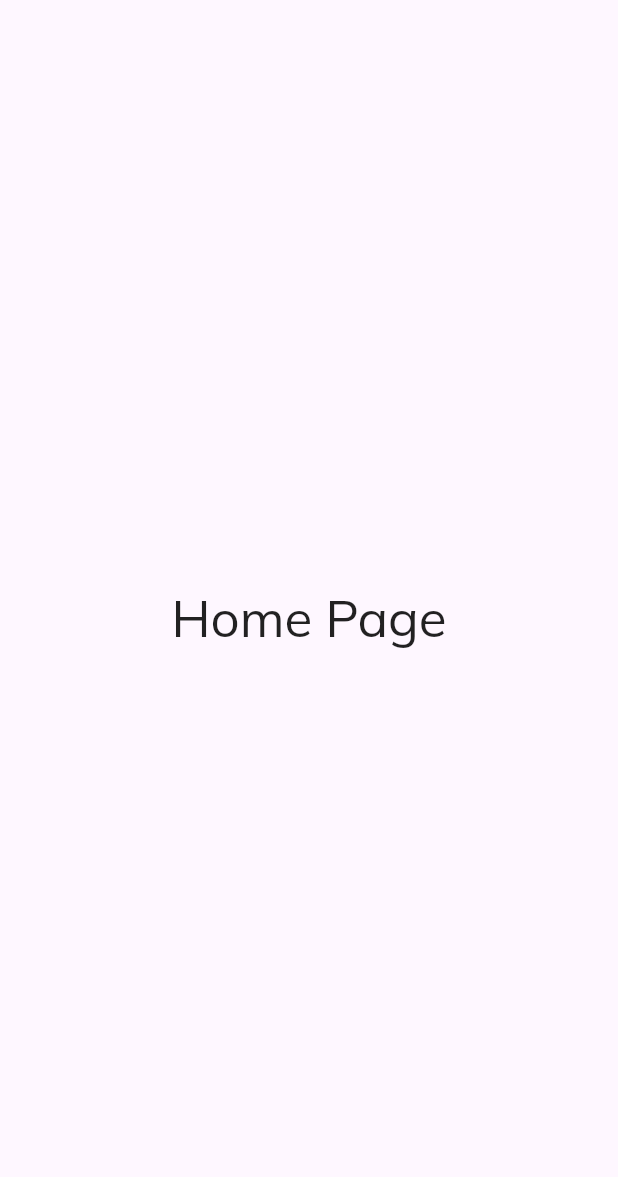
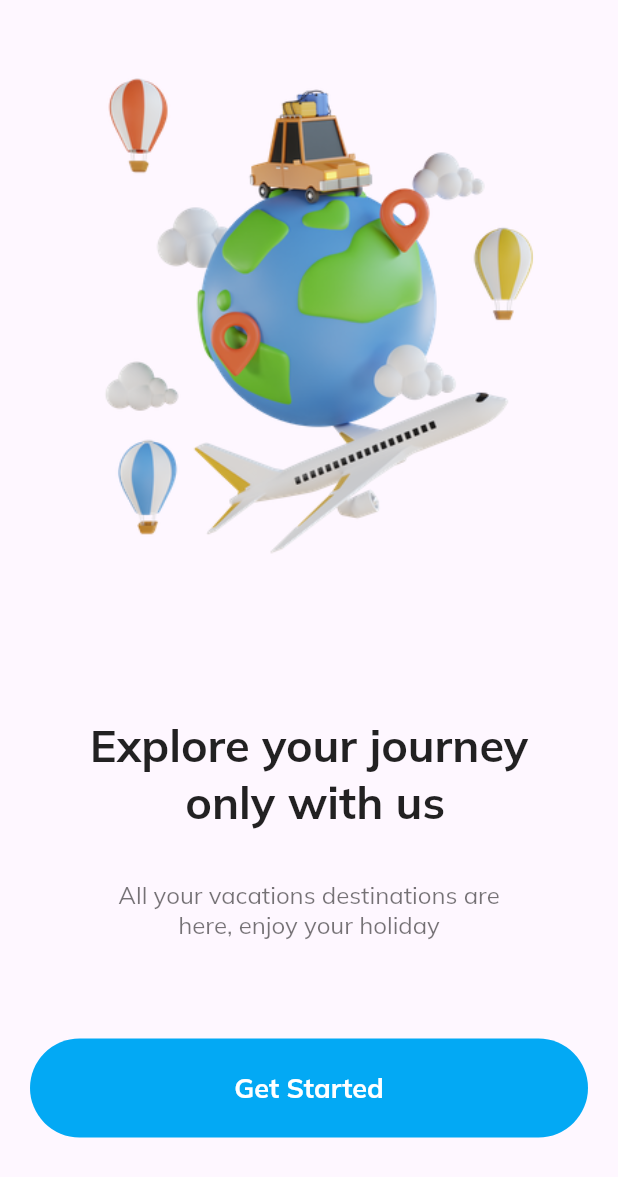
Before and after one commit to AbdulRahmanMudasser/Flutter-Travel-App, a Flutter app: the screen it shows after launch, on a phone screen of 412 x 824 dp. Shown: the top 1177 px of the screen. Run offline on Flutter 3.47's test engine with Material 2 defaults, Android fonts, the phone set to English and light mode, and no system bars; our stand-ins replace google_fonts.

Commit message:
Welcome Page Completed

```diff
--- /dev/null
+++ b/lib/components/widgets/custom_button.dart
@@ -0,0 +1,38 @@
+import 'package:flutter/material.dart';
+
+class CustomButton extends StatelessWidget {
+  const CustomButton({
+    super.key,
+    required this.title,
+    required this.onTap,
+  });
+
+  final String title;
+  final GestureTapCallback onTap;
+
+  @override
+  Widget build(BuildContext context) {
+    return GestureDetector(
+      onTap: onTap,
+      child: Container(
+        padding: const EdgeInsets.symmetric(horizontal: 20, vertical: 20),
+        margin: const EdgeInsets.symmetric(horizontal: 20),
+        width: double.infinity,
+        height: MediaQuery.of(context).size.height * 0.08,
+        alignment: Alignment.center,
+        decoration: BoxDecoration(
+          color: Colors.lightBlue,
+          borderRadius: BorderRadius.circular(50),
+        ),
+        child: Text(
+          title,
+          style: const TextStyle(
+            color: Colors.white,
+            fontWeight: FontWeight.bold,
+            fontSize: 18,
+          ),
+        ),
+      ),
+    );
+  }
+}
--- a/lib/main.dart
+++ b/lib/main.dart
@@ -1,5 +1,5 @@
 import 'package:flutter/material.dart';
-import 'package:flutter_travel_app/pages/home_page.dart';
+import 'package:flutter_travel_app/pages/welcome_page.dart';
 import 'package:google_fonts/google_fonts.dart';
 
 void main() {
@@ -21,7 +21,7 @@ class MyApp extends StatelessWidget {
           Theme.of(context).textTheme,
         ),
       ),
-      home: const HomePage(),
+      home: const WelcomePage(),
     );
   }
 }
--- /dev/null
+++ b/lib/pages/welcome_page.dart
@@ -0,0 +1,84 @@
+import 'package:flutter/material.dart';
+import 'package:flutter_travel_app/config/app_assets.dart';
+import 'package:flutter_travel_app/pages/home_page.dart';
+
+import '../components/widgets/custom_button.dart';
+
+class WelcomePage extends StatelessWidget {
+  const WelcomePage({super.key});
+
+  @override
+  Widget build(BuildContext context) {
+    return Scaffold(
+      body: SafeArea(
+        child: Column(
+          children: [
+            // image
+            Expanded(
+              child: Image.asset(AppAssets.illustration),
+            ),
+
+            Expanded(
+              child: Column(
+                mainAxisAlignment: MainAxisAlignment.spaceBetween,
+                children: [
+                  const Spacer(
+                    flex: 2,
+                  ),
+
+                  // title
+                  const Padding(
+                    padding: EdgeInsets.symmetric(horizontal: 20),
+                    child: Text(
+                      "Explore your journey \n only with us",
+                      textAlign: TextAlign.center,
+                      style: TextStyle(
+                        fontSize: 30,
+                        fontWeight: FontWeight.bold,
+                      ),
+                    ),
+                  ),
+
+                  const Spacer(),
+
+                  // sub title
+                  const Padding(
+                    padding: EdgeInsets.symmetric(horizontal: 20),
+                    child: Text(
+                      "All your vacations destinations are \nhere, enjoy your holiday",
+                      textAlign: TextAlign.center,
+                      style: TextStyle(
+                        fontSize: 16,
+                        color: Colors.black54,
+                      ),
+                    ),
+                  ),
+
+                  const Spacer(
+                    flex: 2,
+                  ),
+
+                  // get started button
+                  CustomButton(
+                    title: "Get Started",
+                    onTap: () {
+                      Navigator.of(context).push(
+                        MaterialPageRoute(
+                          builder: (context) => const HomePage(),
+                        ),
+                      );
+                    },
+                  ),
+
+                  const Spacer(
+                    flex: 2,
+                  ),
+                ],
+              ),
+            ),
+          ],
+        ),
+      ),
+    );
+  }
+}
```
